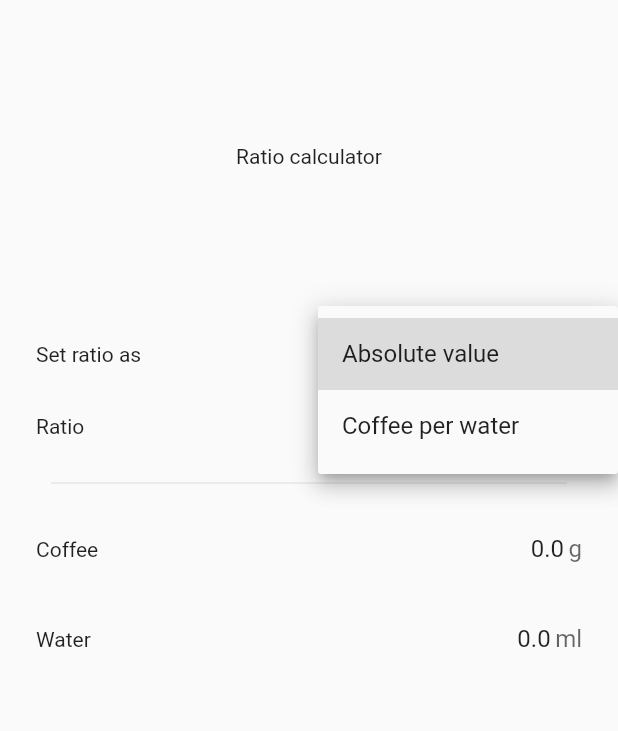
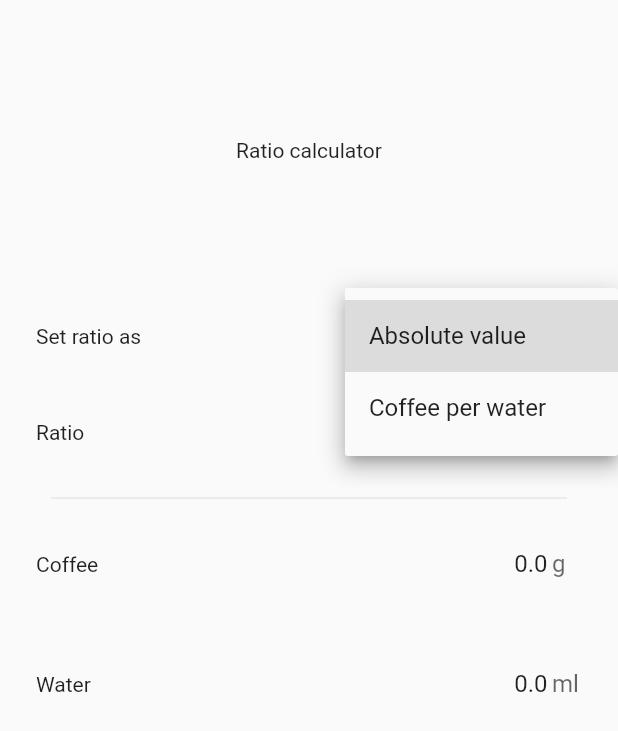
Before and after one commit to antklim/coffee_badger, a Flutter app: the screen it shows after launch, after a tap on "Absolute value", on a phone screen of 412 x 824 dp. Shown: the top 731 px of the screen. Run offline on Flutter 3.47's test engine with Material 2 defaults, Android fonts, the phone set to English and light mode, and no system bars.

Commit message:
UI standartised

```diff
--- a/lib/ratio/screen.dart
+++ b/lib/ratio/screen.dart
@@ -1,13 +1,11 @@
+import 'package:coffee_badger/widgets/widgets.dart';
 import 'package:flutter/material.dart';
 import 'package:coffee_badger/ratio/ratio.dart';
-import 'package:provider/provider.dart';
 
 // TODO: Add widget test.
-// TODO: Split UI into components.
 // TODO: Add text styling: font, size, color.
-// TODO: Standartize input styling - margins, padding, size.
 // TODO: Set focus to inputs when ratio preferences chanfed.
-// TODO: Make ratio calculator header as a "hero" header with animation.
+// TODO: Make ratio calculator header as a "hero" header with animation (https://flutter.dev/docs/cookbook/lists/floating-app-bar).
 
 // Ratio state change  -- invokes --> water state calculation and water UI update
 // Coffee state change -- invokes --> water state calculation and water UI update
@@ -15,10 +13,10 @@ import 'package:provider/provider.dart';
 
 class RatioScreen extends StatefulWidget {
   @override
-  RatioScreenState createState() => RatioScreenState();
+  _RatioScreenState createState() => _RatioScreenState();
 }
 
-class RatioScreenState extends State<RatioScreen> {
+class _RatioScreenState extends State<RatioScreen> {
   final coffeeController = TextEditingController();
   final waterController = TextEditingController();
 
@@ -95,47 +93,58 @@ class RatioScreenState extends State<RatioScreen> {
     waterController.text = '${value.toStringAsFixed(1)}';
   }
 
+  Widget header() => Container(
+      child: Center(child: Text('Ratio calculator')),
+      height: 200.0,
+      padding: const EdgeInsets.only(top: 10.0, bottom: 10.0));
+
+  Widget divider() =>
+      Container(child: Divider(indent: 10.0, endIndent: 10.0), height: 8.0);
+
+  Widget coffeeInput() => Row(
+        mainAxisAlignment: MainAxisAlignment.spaceBetween,
+        children: [
+          Flexible(child: Text('Coffee')),
+          Flexible(
+            child: _InputContainer(
+              numberInput(
+                  controller: coffeeController,
+                  decoration: decoration(suffix: 'g'),
+                  changeObserver: onCoffeeInputChanged),
+            ),
+          ),
+        ],
+      );
+
+  Widget waterInput() => Row(
+        mainAxisAlignment: MainAxisAlignment.spaceBetween,
+        children: [
+          Flexible(child: Text('Water')),
+          Flexible(
+            child: _InputContainer(
+              numberInput(
+                  controller: waterController,
+                  decoration: decoration(suffix: 'ml'),
+                  changeObserver: onWaterInputChanged),
+            ),
+          ),
+        ],
+      );
+
   @override
   Widget build(BuildContext context) {
     return Scaffold(
       body: Container(
         child: SafeArea(
           child: ListView(
-            padding: EdgeInsets.symmetric(horizontal: 24.0),
+            padding: const EdgeInsets.symmetric(horizontal: 24.0),
             children: <Widget>[
-              ...header(),
-              RatioSettings(ratioObserver: ratioObserver),
-              ...divider(),
-              Row(
-                mainAxisAlignment: MainAxisAlignment.spaceBetween,
-                children: [
-                  Text('Coffee'),
-                  Container(
-                    width: 70.0,
-                    child: numberInput(
-                        controller: coffeeController,
-                        decoration: decoration(suffix: 'g'),
-                        changeObserver: onCoffeeInputChanged),
-                  ),
-                ],
-              ),
-              ////////////////////////////////////////////////////////////////
-              SizedBox(height: 12.0),
-              ////////////////////////////////////////////////////////////////
-              Row(
-                mainAxisAlignment: MainAxisAlignment.spaceBetween,
-                children: [
-                  Text('Water'),
-                  Container(
-                    width: 70.0,
-                    child: numberInput(
-                        controller: waterController,
-                        decoration: decoration(suffix: 'ml'),
-                        changeObserver: onWaterInputChanged),
-                  ),
-                ],
-              ),
-              SizedBox(height: 50.0),
+              // TODO: move header outside of list view
+              header(),
+              _RatioSettings(ratioObserver: ratioObserver),
+              divider(),
+              _ListRowContainer(coffeeInput()),
+              _ListRowContainer(waterInput()),
             ],
           ),
         ),
@@ -144,16 +153,16 @@ class RatioScreenState extends State<RatioScreen> {
   }
 }
 
-class RatioSettings extends StatefulWidget {
+class _RatioSettings extends StatefulWidget {
   final void Function(double) ratioObserver;
 
-  const RatioSettings({Key key, this.ratioObserver}) : super(key: key);
+  const _RatioSettings({Key key, this.ratioObserver}) : super(key: key);
 
   @override
-  RatioSettingsState createState() => RatioSettingsState();
+  _RatioSettingsState createState() => _RatioSettingsState();
 }
 
-class RatioSettingsState extends State<RatioSettings> {
+class _RatioSettingsState extends State<_RatioSettings> {
   RatioType ratioType;
   double aRatio; // absolute ratio
   double cRatio; // compound ratio
@@ -201,9 +210,8 @@ class RatioSettingsState extends State<RatioSettings> {
           Row(
             mainAxisAlignment: MainAxisAlignment.spaceBetween,
             children: [
-              Text('Set ratio as'),
-              Container(
-                width: 160.0,
+              Flexible(child: Text('Set ratio as')),
+              Flexible(
                 child: DropdownButton<RatioType>(
                   value: ratioType,
                   items: [
@@ -220,24 +228,26 @@ class RatioSettingsState extends State<RatioSettings> {
             ],
           ),
           ratioType == RatioType.absolute
-              ? AbsoluteRatio(ratioObserver: absoluteRatioObserver)
-              : CompoundRatio(ratioObserver: compaundRatioObserver),
+              ? _ListRowContainer(
+                  _AbsoluteRatio(ratioObserver: absoluteRatioObserver))
+              : _ListRowContainer(
+                  _CompoundRatio(ratioObserver: compaundRatioObserver)),
         ],
       ),
     );
   }
 }
 
-class AbsoluteRatio extends StatefulWidget {
+class _AbsoluteRatio extends StatefulWidget {
   final Function(double) ratioObserver;
 
-  const AbsoluteRatio({Key key, this.ratioObserver}) : super(key: key);
+  const _AbsoluteRatio({Key key, this.ratioObserver}) : super(key: key);
 
   @override
-  AbsoluteRatioState createState() => AbsoluteRatioState();
+  _AbsoluteRatioState createState() => _AbsoluteRatioState();
 }
 
-class AbsoluteRatioState extends State<AbsoluteRatio> {
+class _AbsoluteRatioState extends State<_AbsoluteRatio> {
   final ratioController = TextEditingController();
 
   @override
@@ -262,30 +272,31 @@ class AbsoluteRatioState extends State<AbsoluteRatio> {
     return Row(
       mainAxisAlignment: MainAxisAlignment.spaceBetween,
       children: [
-        Text('Ratio'),
-        Container(
-          width: 70.0,
-          child: numberInput(
+        Flexible(child: Text('Ratio')),
+        Flexible(
+          child: _InputContainer(
+            numberInput(
                 controller: ratioController,
                 decoration: decoration(prefix: '1:'),
                 textAlign: TextAlign.start,
                 changeObserver: onRatioChanged),
+          ),
         ),
       ],
     );
   }
 }
 
-class CompoundRatio extends StatefulWidget {
+class _CompoundRatio extends StatefulWidget {
   final Function({double coffee, double water}) ratioObserver;
 
-  const CompoundRatio({Key key, this.ratioObserver}) : super(key: key);
+  const _CompoundRatio({Key key, this.ratioObserver}) : super(key: key);
 
   @override
-  CompoundRatioState createState() => CompoundRatioState();
+  _CompoundRatioState createState() => _CompoundRatioState();
 }
 
-class CompoundRatioState extends State<CompoundRatio> {
+class _CompoundRatioState extends State<_CompoundRatio> {
   final coffeeController = TextEditingController();
   final waterController = TextEditingController();
 
@@ -309,79 +320,41 @@ class CompoundRatioState extends State<CompoundRatio> {
     widget.ratioObserver(coffee: c, water: w);
   }
 
+  Widget label(String text) => Container(child: Text(text), width: 45.0);
+
   @override
   Widget build(BuildContext context) {
     return Row(
       mainAxisAlignment: MainAxisAlignment.spaceBetween,
       children: [
         Flexible(
-          child: numberInput(
+          child: _InputContainer(
+            numberInput(
                 controller: coffeeController,
                 decoration: decoration(suffix: 'g'),
                 changeObserver: (String s) => onRatioChange()),
+          ),
           flex: 2,
         ),
-        Text('Coffee'),
+        label('Coffee'),
+        Text('/'),
         Flexible(
-          child: Text('/'),
-          flex: 1,
-        ),
-        Flexible(
-          child: numberInput(
+          child: _InputContainer(
+            numberInput(
                 controller: waterController,
                 decoration: decoration(suffix: 'ml'),
                 changeObserver: (String s) => onRatioChange()),
+          ),
           flex: 2,
         ),
-        Text('Water'),
+        label('Water'),
       ],
     );
   }
 }
 
-Widget buildCounterNoop(context, {currentLength, isFocused, maxLength}) => null;
+// ignore: non_constant_identifier_names
+Widget _ListRowContainer(Widget child) => Container(child: child, height: 80.0);
 
-InputDecoration decoration({String prefix = '', String suffix = ''}) {
-  return InputDecoration(
-    border: InputBorder.none,
-    focusedBorder: UnderlineInputBorder(
-      borderSide: BorderSide(color: Color(0xFF6200EE)),
-    ),
-    prefixText: prefix,
-    // prefix: SizedBox(width: 32, child: Text(prefix)),
-    suffixText: suffix,
-    // suffix: SizedBox(width: 32, child: Text(suffix)),
-  );
-}
-
-TextField numberInput(
-    {TextEditingController controller,
-    InputDecoration decoration,
-    TextAlign textAlign = TextAlign.end,
-    Function(String) changeObserver}) {
-  return TextField(
-    controller: controller,
-    buildCounter: buildCounterNoop,
-    decoration: decoration,
-    keyboardType: TextInputType.number,
-    maxLength: 5,
-    textAlign: textAlign,
-    onChanged: changeObserver,
-  );
-}
-
-List<Widget> header() {
-  return <Widget>[
-    SizedBox(height: 96.0),
-    Center(child: Text('Ratio calculator')),
-    SizedBox(height: 100.0),
-  ];
-}
-
-List<Widget> divider() {
-  return <Widget>[
-    SizedBox(height: 6.0),
-    Divider(indent: 10.0, endIndent: 10.0),
-    SizedBox(height: 12.0),
-  ];
-}
+// ignore: non_constant_identifier_names
+Widget _InputContainer(Widget input) => Container(width: 80.0, child: input);
--- /dev/null
+++ b/lib/widgets/inputs.dart
@@ -0,0 +1,53 @@
+import 'package:flutter/material.dart';
+
+Widget buildCounterNoop(context, {currentLength, isFocused, maxLength}) => null;
+
+// WARN: suffix size selected for particular values g, ml
+// TODO: make suffix size is more generic
+InputDecoration decoration({String prefix = '', String suffix = ''}) {
+  return InputDecoration(
+    border: InputBorder.none,
+    focusedBorder: UnderlineInputBorder(
+      borderSide: BorderSide(color: Color(0xFF6200EE)),
+    ),
+    prefixText: prefix,
+    suffix: SizedBox(width: 20.0, child: Text(suffix)),
+  );
+}
+
+// Example for the future use
+// typedef TextField Input(
+//     {TextEditingController controller,
+//     InputDecoration decoration,
+//     TextAlign textAlign,
+//     Function(String) changeObserver});
+
+// Input input(TextInputType type) => (
+//         {TextEditingController controller,
+//         InputDecoration decoration,
+//         TextAlign textAlign,
+//         Function(String) changeObserver}) =>
+//     TextField(
+//       controller: controller,
+//       buildCounter: buildCounterNoop,
+//       decoration: decoration,
+//       keyboardType: type,
+//       maxLength: 5,
+//       textAlign: textAlign,
+//       onChanged: changeObserver,
+//     );
+
+Widget numberInput(
+        {TextEditingController controller,
+        InputDecoration decoration,
+        TextAlign textAlign = TextAlign.end,
+        Function(String) changeObserver}) =>
+    TextField(
+      controller: controller,
+      buildCounter: buildCounterNoop,
+      decoration: decoration,
+      keyboardType: TextInputType.number,
+      maxLength: 5,
+      textAlign: textAlign,
+      onChanged: changeObserver,
+    );
--- /dev/null
+++ b/lib/widgets/widgets.dart
@@ -0,0 +1,3 @@
+/// widgets contain shared widgets library
+
+export 'inputs.dart';
```
Lines whose indentation alone changed are shown as unchanged.
